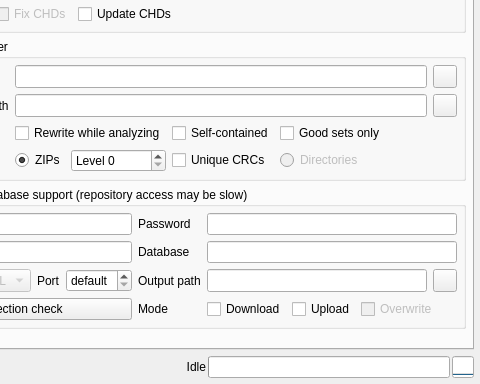
This is romalyzer.ui in qmc2/qmc2-mame-fe as Qt 5 draws it before an edit; both pictures show x 125 to 605 and y 262 to 646 of the 605 by 646 pixel window. The edited form follows.
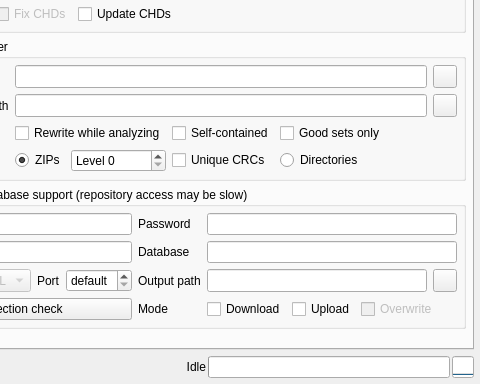
This is the edited form. The open tabs and pages were chosen to show the change. Icons and pictures are not drawn.

Patch:
```diff
--- a/romalyzer.ui
+++ b/romalyzer.ui
@@ -1135,9 +1135,6 @@
           </item>
           <item row="3" column="3" colspan="4">
            <widget class="QRadioButton" name="radioButtonSetRewriterIndividualDirectories">
-            <property name="enabled">
-             <bool>false</bool>
-            </property>
             <property name="toolTip">
              <string>Produce sets in individual sub-directories (not recommended -- and not supported yet!)</string>
             </property>
```
Left out of the diff: 56 changed lines with no effect on the pictures.
